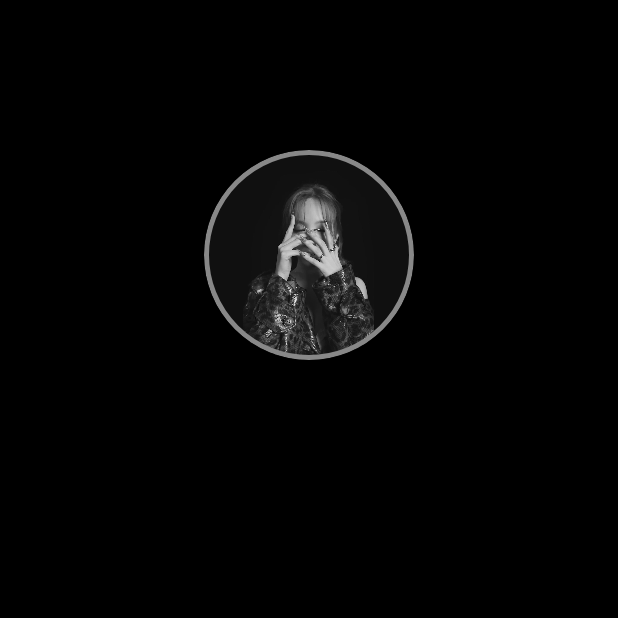
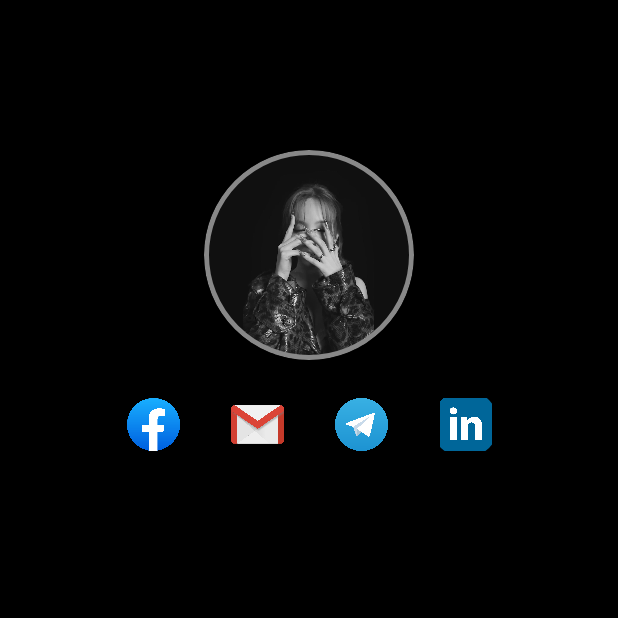
Before and after one commit to Latfiansya/QuestAdvanceLayout_198, an Android app built with Jetpack Compose: the screen it shows after launch (MainActivity), on a phone screen of 412 x 824 dp, the top half of it. Run offline under Robolectric (Android 15) with nearby library versions, the phone set to English and light mode, and no system bars.

Commit message:
Membuat row untuk logo akun medsos

```diff
--- a/app/src/main/java/com/example/activity3/ui/theme/Tugas_QuestAdvanceLayout.kt
+++ b/app/src/main/java/com/example/activity3/ui/theme/Tugas_QuestAdvanceLayout.kt
@@ -46,5 +46,32 @@ fun Profile(modifier: Modifier = Modifier) {
 
         Spacer(modifier = Modifier.height(20.dp))
 
+        Row(
+            horizontalArrangement = Arrangement.spacedBy(24.dp),
+            verticalAlignment = Alignment.CenterVertically
+        ) {
+            val icons = listOf(
+                R.drawable.facebook,
+                R.drawable.google,
+                R.drawable.tele,
+                R.drawable.linkedin
+            )
+
+            icons.forEach { icon ->
+                Box(
+                    modifier = Modifier
+                        .size(45.dp)
+                        .clip(CircleShape),
+                    contentAlignment = Alignment.Center
+                ) {
+                    Image(
+                        painter = painterResource(id = icon),
+                        contentDescription = null,
+                        modifier = Modifier.size(35.dp)
+                    )
+                }
+            }
+        }
+
     }
 }
```
